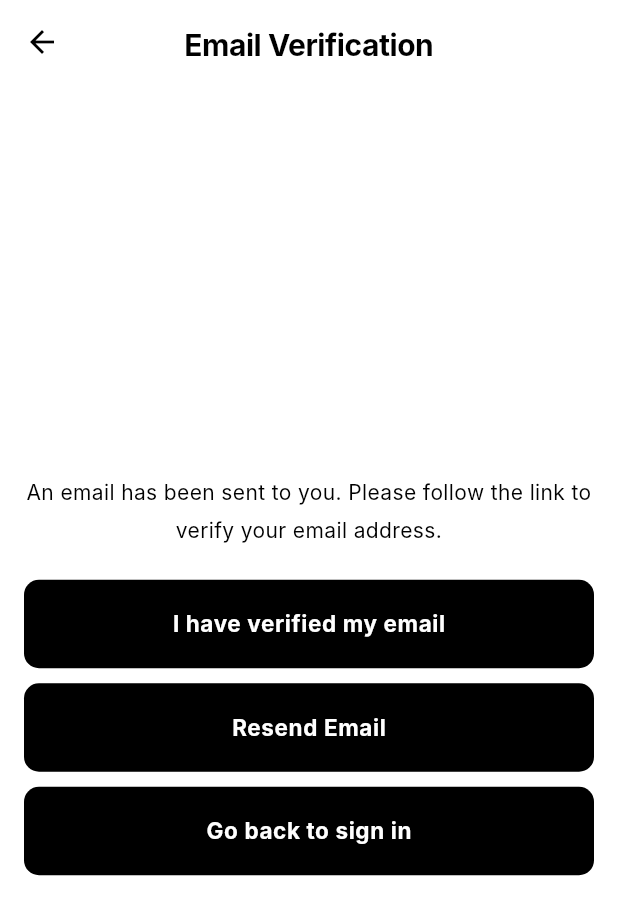
After one commit to AhmedSocrates/autoclub-ai, a Flutter app: the EmailVerificationScreen screen opened directly, after a tap on "I have verified my email", on a phone screen of 412 x 824 dp. The commit adds this screen. Shown: the top 915 px of the screen. Run offline on Flutter 3.47's test engine with Material 3 defaults, Android fonts, the phone set to English and light mode, and no system bars; our stand-ins replace cloud_firestore, equatable, firebase_auth, firebase_core, flutter_bloc; accounts and stored records are empty; Roboto replaces fonts that are missing (Inter).

Commit message:
feature: adding the email verification auth feature

```diff
--- a/lib/features/auth/bloc/auth_event.dart
+++ b/lib/features/auth/bloc/auth_event.dart
@@ -9,14 +9,15 @@ abstract class AuthEvent extends Equatable {
 
 class AppStarted extends AuthEvent {}
 class SignOutRequested extends AuthEvent {}
+class CreateAccount extends AuthEvent {}
 class AuthUserChanged extends AuthEvent {
   final User? firebaseUser;
   AuthUserChanged(this.firebaseUser);
 }
 
-class TwoFactorVerified extends AuthEvent {
+class EmailVerified extends AuthEvent {
   final UserModel user;
-  TwoFactorVerified(this.user);
+  EmailVerified(this.user);
   @override
   List<Object?> get props => [user];
 }
--- a/lib/features/auth/bloc/auth_state.dart
+++ b/lib/features/auth/bloc/auth_state.dart
@@ -9,6 +9,7 @@ abstract class AuthState extends Equatable {
 
 class AuthInitial extends AuthState {}
 class AuthLoading extends AuthState {}
+class AuthCreateAccount extends AuthState {}
 class Unauthenticated extends AuthState {}
 
 class Authenticated extends AuthState {
@@ -18,12 +19,7 @@ class Authenticated extends AuthState {
   List<Object?> get props => [user];
 }
 
-class AwaitingTwoFactor extends AuthState {
-  final UserModel user;
-  AwaitingTwoFactor(this.user);
-  @override
-  List<Object?> get props => [user];
-}
+class AwaitingEmailVerfication extends AuthState {}
 
 class AuthError extends AuthState {
   final String error;
--- /dev/null
+++ b/lib/features/auth/presentation/screens/email_verification.dart
@@ -0,0 +1,66 @@
+import 'package:auto_club_ai/features/auth/presentation/widgets/custom_button.dart';
+import 'package:auto_club_ai/features/auth/repositories/auth_repository.dart';
+import 'package:flutter/material.dart';
+import 'package:flutter_bloc/flutter_bloc.dart';
+import 'package:auto_club_ai/features/auth/bloc/auth_bloc.dart';
+import 'package:auto_club_ai/features/auth/bloc/auth_event.dart';
+import 'package:firebase_auth/firebase_auth.dart';
+
+class EmailVerificationScreen extends StatefulWidget {
+  const EmailVerificationScreen({super.key});
+
+  @override
+  State<EmailVerificationScreen> createState() => _EmailVerificationScreenState();
+}
+
+class _EmailVerificationScreenState extends State<EmailVerificationScreen> {
+  final AuthRepository _authRepository = AuthRepository();
+
+  void signOut() async {
+    await _authRepository.signOut();
+  }
+
+  void resendVerificationEmail() async {
+    await _authRepository.sendEmailVerification();
+  }
+
+  void checkVerification() async {
+    final User? user = await _authRepository.getCurrentUser();
+
+    if(user!.emailVerified) {
+      if(mounted) context.read<AuthBloc>().add(AuthUserChanged(user));
+    }
+  }
+
+  @override
+  Widget build(BuildContext context) {
+    return Scaffold(
+      appBar: AppBar(
+        title: const Text("Email Verification"),
+      ),
+      body: Center(
+        child: Padding(
+          padding: const EdgeInsetsDirectional.symmetric(horizontal: 16),
+          child: SingleChildScrollView(
+            child: Column(
+              children: [
+                const Padding(
+                  padding: EdgeInsets.symmetric(vertical: 20),
+                  child: Text(
+                    "An email has been sent to you. Please follow the link to verify your email address.",
+                    textAlign: TextAlign.center,
+                  ),
+                ),
+                CustomButton(onTap: checkVerification, text: "I have verified my email"),
+                const SizedBox(height: 10,),
+                CustomButton(onTap: resendVerificationEmail, text: "Resend Email"),
+                const SizedBox(height: 10,),
+                CustomButton(onTap: signOut, text: "Go back to sign in"),
+              ],
+            ),
+          ),
+        ),
+      ),
+    );
+  }
+}
--- a/lib/features/auth/repositories/auth_repository.dart
+++ b/lib/features/auth/repositories/auth_repository.dart
@@ -10,6 +10,8 @@ class AuthRepository {
       email: email,
       password: password,
     );
+
+    await sendEmailVerification();
 
     return credential.user;
   }
@@ -25,4 +27,20 @@ class AuthRepository {
   Future<void> signOut() async {
     await _firebaseAuth.signOut();
   }
+
+  Future<void> sendEmailVerification() async {
+    User? user = _firebaseAuth.currentUser;
+    if(user != null) {
+      await user.sendEmailVerification();
+    }
+  }
+
+
+  Future<User?> getCurrentUser() async{
+    User? user = _firebaseAuth.currentUser;
+    if(user != null) {
+      await user.reload();
+    }
+    return _firebaseAuth.currentUser;
+  }
 }
--- a/lib/wrappers/auth_wrapper.dart
+++ b/lib/wrappers/auth_wrapper.dart
@@ -2,7 +2,8 @@ import 'package:auto_club_ai/core/theme/app_text_styles.dart';
 import 'package:auto_club_ai/features/auth/bloc/auth_bloc.dart';
 import 'package:auto_club_ai/features/auth/bloc/auth_state.dart';
 import 'package:auto_club_ai/features/auth/presentation/screens/login_screen.dart';
-import 'package:auto_club_ai/features/auth/presentation/screens/two_fa_screen.dart';
+import 'package:auto_club_ai/features/auth/presentation/screens/signup_screen.dart';
+import 'package:auto_club_ai/features/auth/presentation/screens/email_verification.dart';
 import 'package:auto_club_ai/features/home/home.dart';
 import 'package:flutter/material.dart';
 import 'package:flutter_bloc/flutter_bloc.dart';
@@ -21,8 +22,8 @@ class AuthWrapper extends StatelessWidget {
             ),
           );
         }
-        if (state is AwaitingTwoFactor) {
-          return const TwoFAScreen();
+        if (state is AwaitingEmailVerfication) {
+          return const EmailVerificationScreen();
         }
         if (state is Authenticated) {
           return HomeScreen(user: state.user);
@@ -30,6 +31,11 @@ class AuthWrapper extends StatelessWidget {
         if (state is Unauthenticated || state is AuthError) {
           return const LoginScreen();
         }
+
+        if (state is AuthCreateAccount) {
+          return const SignupScreen();
+        }
+
         return Scaffold(
           body: Center(
             child: Text("Something went wrong!", style: AppTextStyles.h1),
```
Also changed, not shown: lib/features/auth/bloc/auth_bloc.dart (+24 -5 lines), lib/features/auth/presentation/screens/login_screen.dart (+12 -8 lines), lib/features/auth/presentation/screens/signup_screen.dart (+10 -6 lines), lib/features/auth/presentation/screens/two_fa_screen.dart (deleted, +0 -43 lines), lib/features/auth/services/reset_password.dart (deleted).
